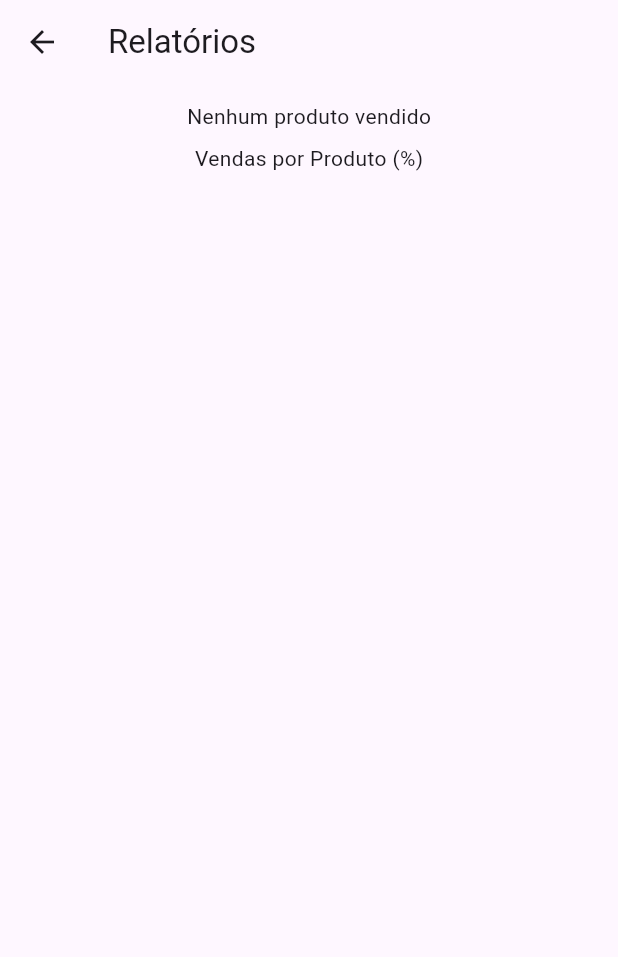
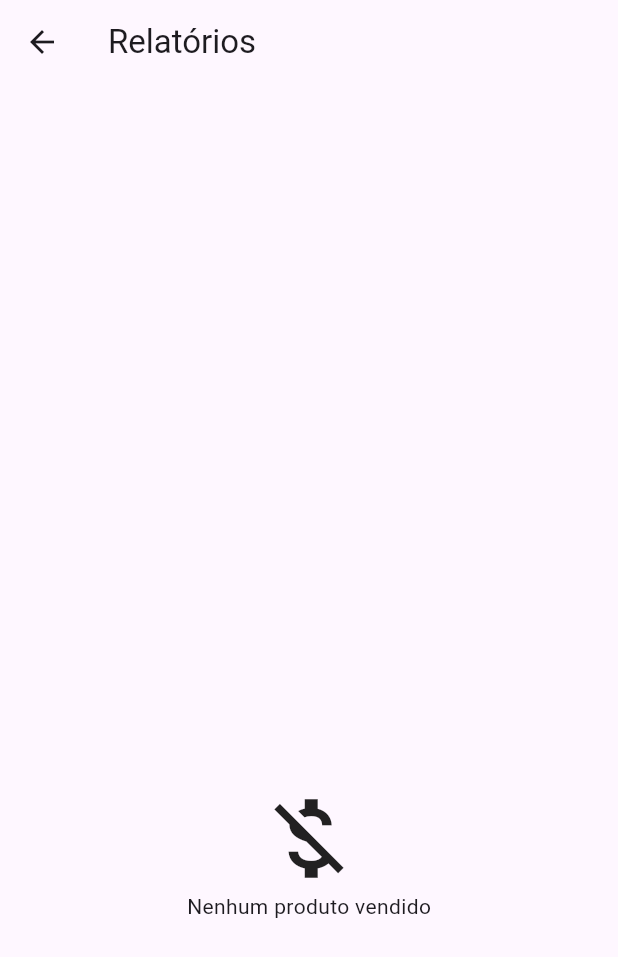
Before and after one commit to Gusrrocha/Casa-do-Sushi, a Flutter app: the Relatorios screen opened directly, on a phone screen of 412 x 824 dp. Shown: the top 957 px of the screen. Run offline on Flutter 3.47's test engine with Material 3 defaults, Android fonts, the phone set to English and light mode, and no system bars; drawn by our look-alikes of fl_chart; our stand-ins replace firebase_auth, firebase_core, mask_text_input_formatter, shared_preferences, sqflite, sqflite_common_ffi_web; accounts and stored records are empty.

Commit message:
Relatórios

```diff
--- a/lib/screens/screensADB/relatorios.dart
+++ b/lib/screens/screensADB/relatorios.dart
@@ -73,21 +73,27 @@ class RelatoriosState extends State<Relatorios> {
     );
     final safeTotal = total == 0 ? 1 : quantTotal;
     return Scaffold(
-      appBar: AppBar(title: Text("Relatórios"),),
+      appBar: AppBar(title: Text("Relatórios")),
       body: Container(
-        height: 600,
+        height: 800,
         width: MediaQuery.of(context).size.width,
         margin: const EdgeInsets.fromLTRB(4.0, 1.5, 4.0, 10),
         padding: const EdgeInsets.all(10),
         child: Column(
           children: [
+            Spacer(),
+            SizedBox(
+              height: 500,
+              width: MediaQuery.of(context).size.width,
+              child: ListView(
+                children: [
                   if (totalDataEntries.isNotEmpty)
                 Container(
                   height: 300,
-                width: 300,
+                  width: MediaQuery.of(context).size.width,
                   child: BarChart(
                     BarChartData(
-                    maxY: total,
+                      maxY: total*1.5,
                       alignment: BarChartAlignment.spaceAround,
                       barTouchData: BarTouchData(enabled: true),
                       titlesData: FlTitlesData(
@@ -137,16 +143,22 @@ class RelatoriosState extends State<Relatorios> {
                     ),
                   ),
                 ),
+              SizedBox(height: 20),
               resultado.isEmpty
-                ? const Text("Nenhum produto vendido")
+                  ? Column(children: [
+                    SizedBox(height: 200),
+                    Icon(Icons.money_off,size: 70),
+                    Text("Nenhum produto vendido")
+                  ])
                   :
-                SizedBox(height: 20),
                   Padding(
                     padding: const EdgeInsets.all(8.0),
                     child: Text("Vendas por Produto (%)"),
                   ),
-
-            Expanded(
+              SizedBox(height: 20),
+              SizedBox(
+                height: 200,
+                width: MediaQuery.of(context).size.width,
                 child: PieChart(
                     PieChartData(
                       sections:
@@ -173,6 +185,9 @@ class RelatoriosState extends State<Relatorios> {
               ),
                 ],
               ),
+            )
+          ],
+        ),
       ),
     );
   }
```
Lines whose indentation alone changed are shown as unchanged.
